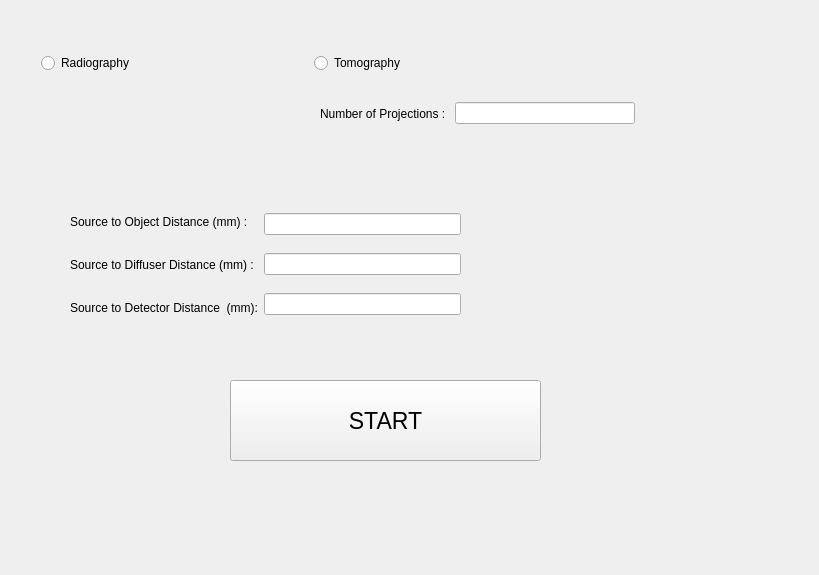
Old version of the form Setup.ui in the repository SomayehSaghamanesh/SBIsim.
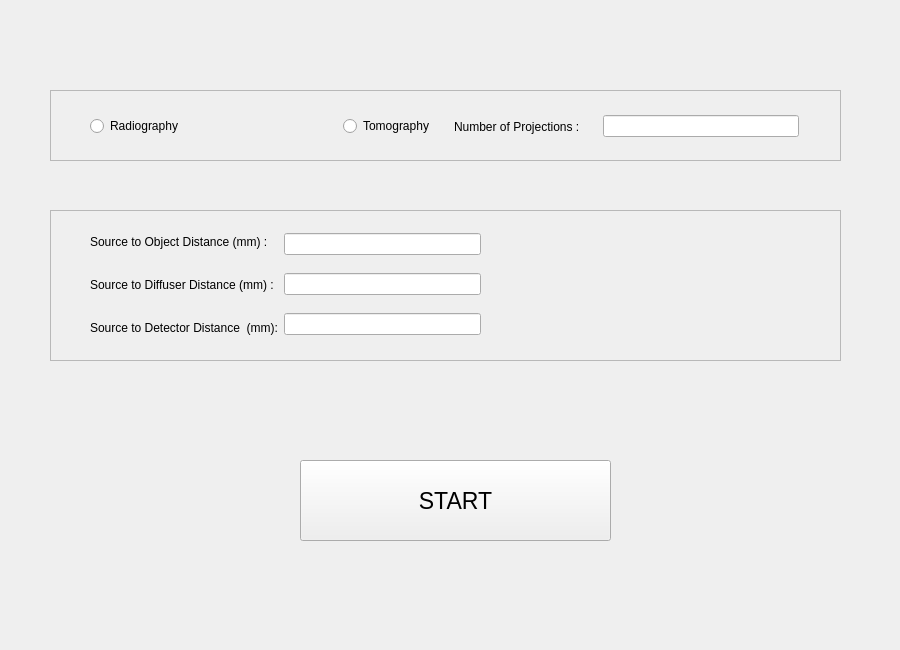
New version of the form.

The edit to the form file:
```diff
--- a/Setup.ui
+++ b/Setup.ui
@@ -6,18 +6,24 @@
    <rect>
     <x>0</x>
     <y>0</y>
-    <width>819</width>
-    <height>575</height>
+    <width>900</width>
+    <height>650</height>
    </rect>
   </property>
+  <property name="sizePolicy">
+   <sizepolicy hsizetype="Expanding" vsizetype="Expanding">
+    <horstretch>0</horstretch>
+    <verstretch>0</verstretch>
+   </sizepolicy>
+  </property>
   <property name="windowTitle">
    <string>Form</string>
   </property>
   <widget class="QPushButton" name="pushButton_Start">
    <property name="geometry">
     <rect>
-     <x>230</x>
-     <y>380</y>
+     <x>300</x>
+     <y>460</y>
      <width>311</width>
      <height>81</height>
     </rect>
@@ -34,11 +40,101 @@
     <string>START</string>
    </property>
   </widget>
-  <widget class="QWidget" name="layoutWidget">
+  <widget class="QFrame" name="frame">
    <property name="geometry">
     <rect>
-     <x>70</x>
+     <x>50</x>
+     <y>90</y>
+     <width>791</width>
+     <height>71</height>
+    </rect>
+   </property>
+   <property name="frameShape">
+    <enum>QFrame::StyledPanel</enum>
+   </property>
+   <property name="frameShadow">
+    <enum>QFrame::Raised</enum>
+   </property>
+   <widget class="QWidget" name="">
+    <property name="geometry">
+     <rect>
+      <x>40</x>
+      <y>22</y>
+      <width>709</width>
+      <height>29</height>
+     </rect>
+    </property>
+    <layout class="QHBoxLayout" name="horizontalLayout_4">
+     <property name="spacing">
+      <number>20</number>
+     </property>
+     <item>
+      <layout class="QHBoxLayout" name="horizontalLayout_3">
+       <property name="spacing">
+        <number>160</number>
+       </property>
+       <item>
+        <widget class="QRadioButton" name="radioButton_Radiography">
+         <property name="toolTip">
+          <string>Radiography</string>
+         </property>
+         <property name="text">
+          <string>Radiography</string>
+         </property>
+        </widget>
+       </item>
+       <item>
+        <widget class="QRadioButton" name="radioButton_Tomography">
+         <property name="toolTip">
+          <string>Tomography</string>
+         </property>
+         <property name="text">
+          <string>Tomography</string>
+         </property>
+        </widget>
+       </item>
+      </layout>
+     </item>
+     <item>
+      <layout class="QHBoxLayout" name="horizontalLayout">
+       <item>
+        <widget class="QLabel" name="label_NumProj">
+         <property name="toolTip">
+          <string>Number of Projections</string>
+         </property>
+         <property name="text">
+          <string>Number of Projections : </string>
+         </property>
+        </widget>
+       </item>
+       <item>
+        <widget class="QLineEdit" name="lineEdit_NumProj"/>
+       </item>
+      </layout>
+     </item>
+    </layout>
+   </widget>
+  </widget>
+  <widget class="QFrame" name="frame_2">
+   <property name="geometry">
+    <rect>
+     <x>50</x>
      <y>210</y>
+     <width>791</width>
+     <height>151</height>
+    </rect>
+   </property>
+   <property name="frameShape">
+    <enum>QFrame::StyledPanel</enum>
+   </property>
+   <property name="frameShadow">
+    <enum>QFrame::Raised</enum>
+   </property>
+   <widget class="QWidget" name="layoutWidget">
+    <property name="geometry">
+     <rect>
+      <x>40</x>
+      <y>20</y>
      <width>391</width>
      <height>109</height>
     </rect>
@@ -99,65 +195,6 @@
     </item>
    </layout>
   </widget>
-  <widget class="QWidget" name="">
-   <property name="geometry">
-    <rect>
-     <x>320</x>
-     <y>100</y>
-     <width>315</width>
-     <height>27</height>
-    </rect>
-   </property>
-   <layout class="QHBoxLayout" name="horizontalLayout">
-    <item>
-     <widget class="QLabel" name="label_NumProj">
-      <property name="toolTip">
-       <string>Number of Projections</string>
-      </property>
-      <property name="text">
-       <string>Number of Projections : </string>
-      </property>
-     </widget>
-    </item>
-    <item>
-     <widget class="QLineEdit" name="lineEdit_NumProj"/>
-    </item>
-   </layout>
-  </widget>
-  <widget class="QWidget" name="">
-   <property name="geometry">
-    <rect>
-     <x>41</x>
-     <y>51</y>
-     <width>386</width>
-     <height>25</height>
-    </rect>
-   </property>
-   <layout class="QHBoxLayout" name="horizontalLayout_3">
-    <property name="spacing">
-     <number>160</number>
-    </property>
-    <item>
-     <widget class="QRadioButton" name="radioButton_Radiography">
-      <property name="toolTip">
-       <string>Radiography</string>
-      </property>
-      <property name="text">
-       <string>Radiography</string>
-      </property>
-     </widget>
-    </item>
-    <item>
-     <widget class="QRadioButton" name="radioButton_Tomography">
-      <property name="toolTip">
-       <string>Tomography</string>
-      </property>
-      <property name="text">
-       <string>Tomography</string>
-      </property>
-     </widget>
-    </item>
-   </layout>
   </widget>
  </widget>
  <resources/>
```
Lines whose indentation alone changed are shown as unchanged.
